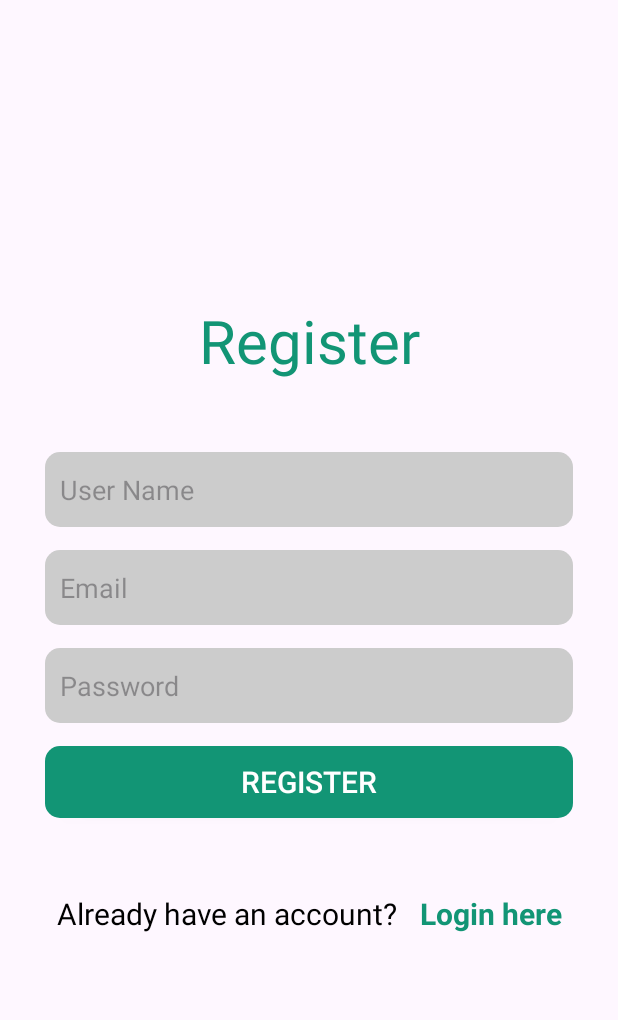
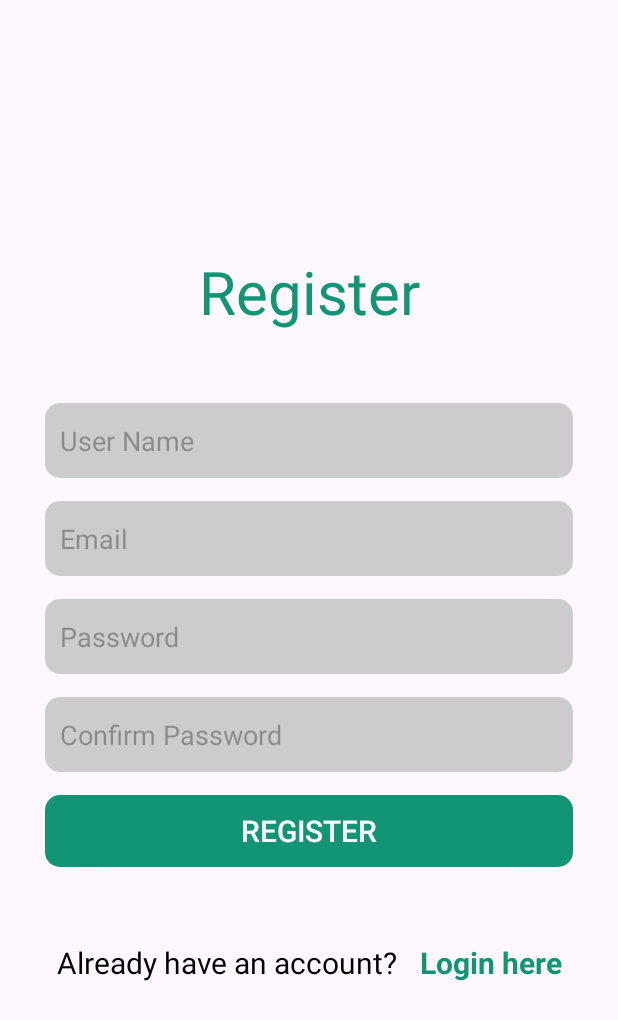
Before and after one commit to Ebrahim011/RecipeApp, an Android app: the RegisterFragment screen opened through its navigation route, on a phone screen of 412 x 824 dp. Shown: the top 1020 px of the screen. Run offline under Robolectric (Android 15) with nearby library versions, the phone set to English and light mode, and no system bars; 1 statement that could not run was skipped.

Commit message:
Adjusted UI

```diff
--- a/app/src/main/java/com/iti_project/recipeapp/LoginFragment.kt
+++ b/app/src/main/java/com/iti_project/recipeapp/LoginFragment.kt
@@ -70,7 +70,9 @@ class LoginFragment : Fragment() {
             }
         }
         binding.registerHere.setOnClickListener {
-            findNavController().navigate(R.id.action_loginFragment_to_registerFragment)
+
+            findNavController().apply{
+                navigate(R.id.action_loginFragment_to_registerFragment)}
         }
         return binding.root
 
--- a/app/src/main/java/com/iti_project/recipeapp/SplashFragment.kt
+++ b/app/src/main/java/com/iti_project/recipeapp/SplashFragment.kt
@@ -36,6 +36,6 @@ class SplashFragment : Fragment() {
             } else {
                 findNavController().navigate(R.id.action_splashFragment_to_loginFragment)
             }
-        }, 2000)
+        }, 800)
     }
 }
--- a/app/src/main/res/drawable/appbar_shape.xml
+++ b/app/src/main/res/drawable/appbar_shape.xml
@@ -3,7 +3,9 @@
     <item>
         <shape android:shape="rectangle">
             <!-- Gradient with two colors -->
-            <stroke android:width="1dp" android:color="#585757" />
+            <stroke android:width="1dp"
+
+                android:color="#54A38F" />
             <gradient
                 android:angle="45"
                 android:startColor="#FFFFFF"
--- a/app/src/main/res/drawable/baseline_favorite_24.xml
+++ b/app/src/main/res/drawable/baseline_favorite_24.xml
@@ -1,4 +1,4 @@
-<vector xmlns:android="http://schemas.android.com/apk/res/android" android:height="24dp" android:tint="#000000" android:viewportHeight="24" android:viewportWidth="24" android:width="24dp">
+<vector xmlns:android="http://schemas.android.com/apk/res/android" android:height="24dp" android:tint="#129575" android:viewportHeight="24" android:viewportWidth="24" android:width="24dp">
 
     <path android:fillColor="@android:color/white" android:pathData="M12,21.35l-1.45,-1.32C5.4,15.36 2,12.28 2,8.5 2,5.42 4.42,3 7.5,3c1.74,0 3.41,0.81 4.5,2.09C13.09,3.81 14.76,3 16.5,3 19.58,3 22,5.42 22,8.5c0,3.78 -3.4,6.86 -8.55,11.54L12,21.35z"/>
 
--- a/app/src/main/res/drawable/baseline_home_24.xml
+++ b/app/src/main/res/drawable/baseline_home_24.xml
@@ -1,4 +1,4 @@
-<vector xmlns:android="http://schemas.android.com/apk/res/android" android:height="24dp" android:tint="#FFFFFF" android:viewportHeight="24" android:viewportWidth="24" android:width="24dp">
+<vector xmlns:android="http://schemas.android.com/apk/res/android" android:height="24dp" android:tint="#129575" android:viewportHeight="24" android:viewportWidth="24" android:width="24dp">
 
     <path android:fillColor="@android:color/black" android:pathData="M10,20v-6h4v6h5v-8h3L12,3 2,12h3v8z"/>
 
--- a/app/src/main/res/drawable/baseline_search_24.xml
+++ b/app/src/main/res/drawable/baseline_search_24.xml
@@ -1,4 +1,4 @@
-<vector xmlns:android="http://schemas.android.com/apk/res/android" android:height="24dp" android:tint="#000000" android:viewportHeight="24" android:viewportWidth="24" android:width="24dp">
+<vector xmlns:android="http://schemas.android.com/apk/res/android" android:height="24dp" android:tint="#129575" android:viewportHeight="24" android:viewportWidth="24" android:width="24dp">
 
     <path android:fillColor="@android:color/white" android:pathData="M15.5,14h-0.79l-0.28,-0.27C15.41,12.59 16,11.11 16,9.5 16,5.91 13.09,3 9.5,3S3,5.91 3,9.5 5.91,16 9.5,16c1.61,0 3.09,-0.59 4.23,-1.57l0.27,0.28v0.79l5,4.99L20.49,19l-4.99,-5zM9.5,14C7.01,14 5,11.99 5,9.5S7.01,5 9.5,5 14,7.01 14,9.5 11.99,14 9.5,14z"/>
 
--- a/app/src/main/res/layout/fragment_register.xml
+++ b/app/src/main/res/layout/fragment_register.xml
@@ -60,6 +60,19 @@
         app:layout_constraintTop_toBottomOf="@id/et_register_email"
         app:layout_constraintStart_toStartOf="parent"
         app:layout_constraintEnd_toEndOf="parent" />
+        <EditText
+            android:id="@+id/et_register_confirm_password"
+            android:layout_width="match_parent"
+            android:layout_height="50dp"
+            android:layout_marginHorizontal="30dp"
+            android:layout_marginTop="15dp"
+            android:background="@drawable/edit_text_shape"
+            android:hint="Confirm Password"
+            android:inputType="textPassword"
+            android:paddingHorizontal="10dp"
+            app:layout_constraintTop_toBottomOf="@id/et_register_password"
+            app:layout_constraintStart_toStartOf="parent"
+            app:layout_constraintEnd_toEndOf="parent" />
 
     <androidx.appcompat.widget.AppCompatButton
         android:id="@+id/btn_register"
@@ -72,7 +85,7 @@
         android:textColor="@color/white"
         android:textSize="20sp"
 
-        app:layout_constraintTop_toBottomOf="@id/et_register_password"
+        app:layout_constraintTop_toBottomOf="@id/et_register_confirm_password"
         app:layout_constraintStart_toStartOf="parent"
         app:layout_constraintEnd_toEndOf="parent" />
 
--- a/app/src/main/res/layout/item_category.xml
+++ b/app/src/main/res/layout/item_category.xml
@@ -35,6 +35,7 @@
                     android:layout_width="match_parent"
                     android:layout_height="match_parent"
                     android:src="@drawable/icon_loading"
+                    android:elevation="0dp"
                     android:scaleType="centerCrop" />
 
                 <!-- Black gradient overlay -->
--- a/app/src/main/res/navigation/auth_nav.xml
+++ b/app/src/main/res/navigation/auth_nav.xml
@@ -12,7 +12,9 @@
         tools:layout="@layout/fragment_splash" >
         <action
             android:id="@+id/action_splashFragment_to_loginFragment"
-            app:destination="@id/loginFragment" />
+            app:destination="@id/loginFragment"
+            app:enterAnim="@android:anim/fade_in"
+            app:exitAnim="@android:anim/fade_out" />
     </fragment>
     <fragment
         android:id="@+id/loginFragment"
@@ -21,7 +23,9 @@
         tools:layout="@layout/fragment_login" >
         <action
             android:id="@+id/action_loginFragment_to_registerFragment"
-            app:destination="@id/registerFragment" />
+            app:destination="@id/registerFragment"
+            app:enterAnim="@android:anim/fade_in"
+            app:exitAnim="@android:anim/fade_out" />
     </fragment>
     <fragment
         android:id="@+id/registerFragment"
```
Also changed, not shown: app/src/main/java/com/iti_project/recipeapp/RecipeActivity.kt (+4 -6 lines), app/src/main/java/com/iti_project/recipeapp/RegisterFragment.kt (+27 -4 lines), app/src/main/res/layout/activity_recipe.xml (+8 -3 lines), app/src/main/res/navigation/nav.xml (+12 -4 lines).
